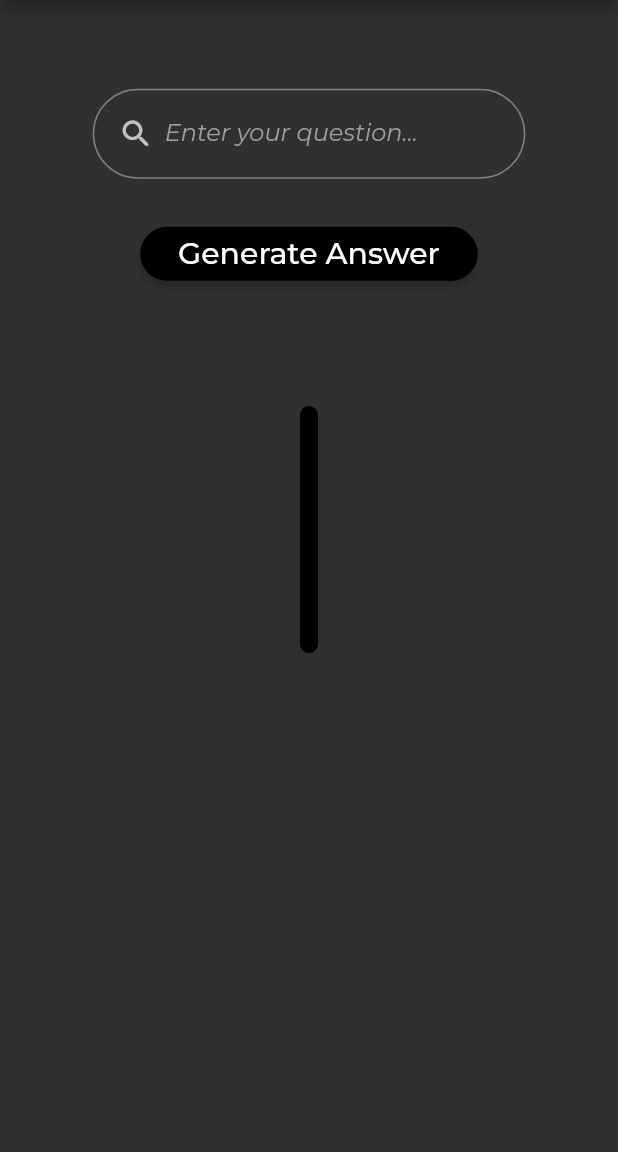
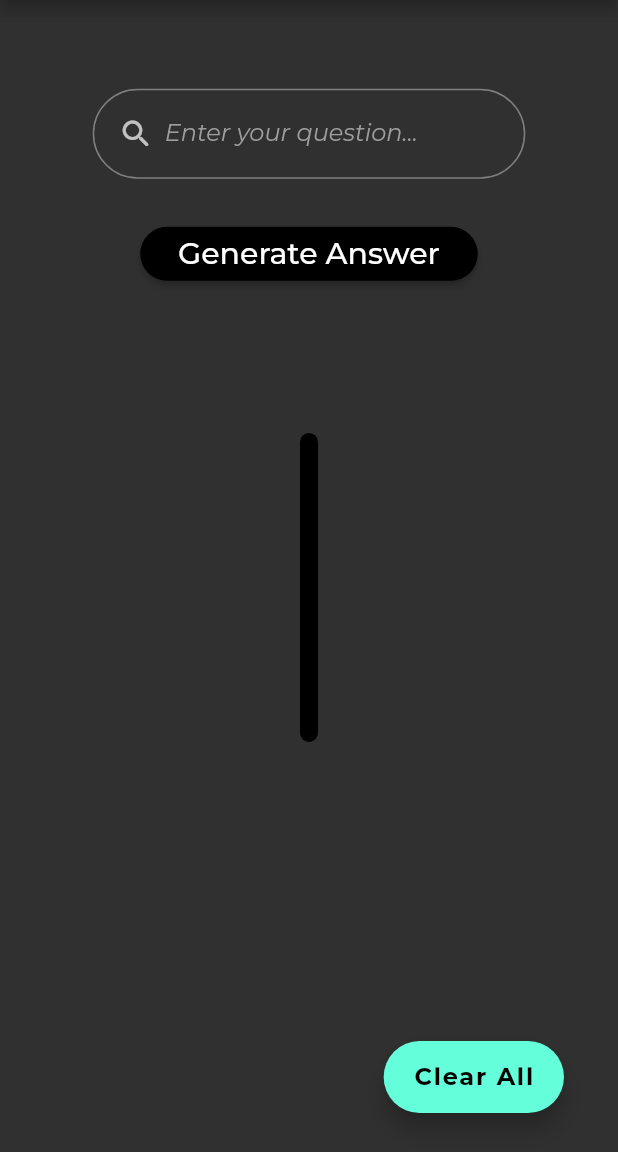
Before and after one commit to Daniel-Choi3810/study.AI, a Flutter app: the screen it shows after launch, on a phone screen of 412 x 824 dp, the part 84-1236 px from its top. Run offline on Flutter 3.47's test engine with Material 2 defaults, Android fonts, the phone set to English and light mode, and no system bars; our stand-ins replace flip_card, flutter_dotenv, flutter_riverpod, google_fonts, hive_flutter; accounts and stored records are empty.

Commit message:
Widget and homepage refactor

```diff
--- a/lib/controllers/providers.dart
+++ b/lib/controllers/providers.dart
@@ -28,6 +28,7 @@ final searchFieldProvider =
     StateProvider.autoDispose(((ref) => TextEditingController()));
 
 final responsesCountProvider = StateProvider.autoDispose((ref) => 3);
+
 // Hive Database Providers
 
 /// This is the provider that is used to access
--- a/lib/controllers/responses_database_controller.dart
+++ b/lib/controllers/responses_database_controller.dart
@@ -74,7 +74,7 @@ class ResponsesDataBaseController extends StateNotifier<List> {
   }
 
   Future<void> clearList() async {
-    state = state..clear();
+    state = [];
     myBox.put('responsesDataBase', state);
   }
 }
--- a/lib/view/components/home_page/formatted_response.dart
+++ b/lib/view/components/home_page/formatted_response.dart
@@ -27,7 +27,7 @@ class FormattedResponseState extends ConsumerState<FormattedResponse> {
     return Padding(
       padding: const EdgeInsets.symmetric(horizontal: 200.0, vertical: 20),
       child: Container(
-        height: widget.height * 0.2,
+        height: widget.height * 0.25,
         width: widget.width * 0.9,
         padding: const EdgeInsets.all(20),
         decoration: const BoxDecoration(
--- a/lib/view/pages/home_page.dart
+++ b/lib/view/pages/home_page.dart
@@ -29,6 +29,16 @@ class _HomePageState extends ConsumerState<HomePage> {
         ref.watch(isValidProvider); // Watch for changes in isValidProvider
     return SafeArea(
       child: Scaffold(
+        floatingActionButton: Padding(
+          padding: const EdgeInsets.only(bottom: 10, right: 20.0),
+          child: FloatingActionButton.extended(
+              label: const Text("Clear All",
+                  style: TextStyle(fontSize: 16, fontWeight: FontWeight.bold)),
+              onPressed: () {
+                ref.read(dbProvider.notifier).clearList();
+              }),
+        ),
+        floatingActionButtonLocation: FloatingActionButtonLocation.endFloat,
         resizeToAvoidBottomInset: false,
         appBar: AppBar(
           backgroundColor: Colors.black,
@@ -93,13 +103,18 @@ class _HomePageState extends ConsumerState<HomePage> {
                 ),
               ),
               isValid
-                  ? const SizedBox()
-                  : const Text(
-                      'Please enter a valid prompt',
-                      style: TextStyle(
-                        color: Colors.red,
-                        fontWeight: FontWeight.bold,
-                        fontSize: 14,
+                  ? const SizedBox(
+                      height: 18,
+                    )
+                  : const SizedBox(
+                      height: 18,
+                      child: Text(
+                        'Please enter a valid prompt',
+                        style: TextStyle(
+                          color: Colors.red,
+                          fontWeight: FontWeight.bold,
+                          fontSize: 14,
+                        ),
                       ),
                     ),
               isLoading
```
